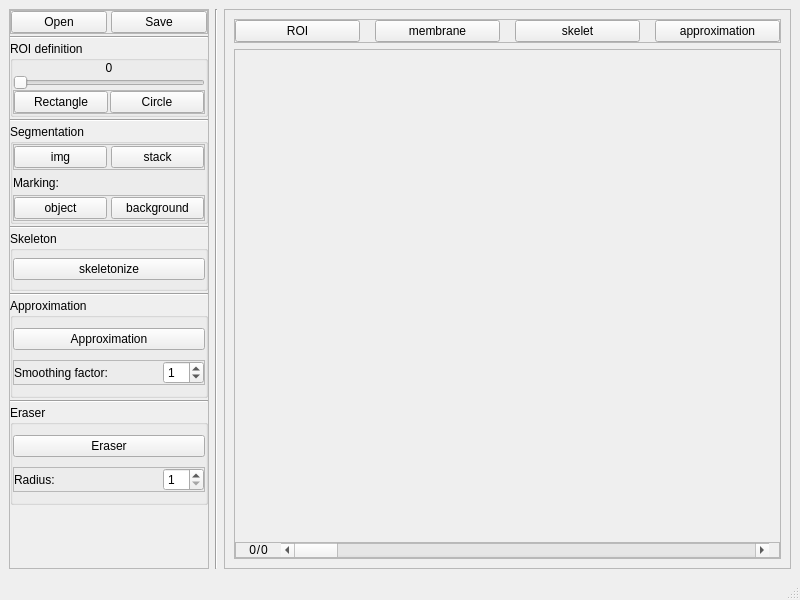
Old version of the form memskel/memskel.ui in the repository mazoku/MemSkel.
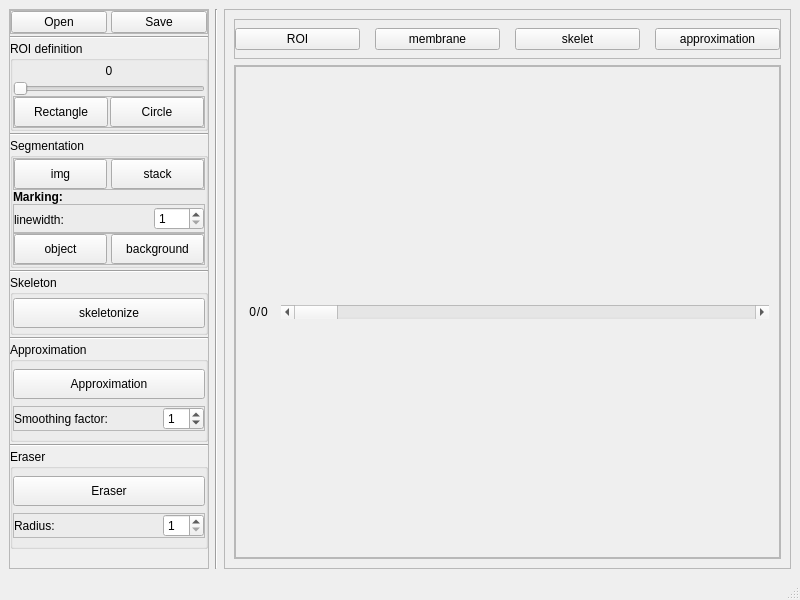
New version of the form.

Diff of the .ui file:
```diff
--- a/memskel/memskel.ui
+++ b/memskel/memskel.ui
@@ -92,7 +92,7 @@
          <property name="minimumSize">
           <size>
            <width>0</width>
-           <height>60</height>
+           <height>90</height>
           </size>
          </property>
          <property name="maximumSize">
@@ -157,6 +157,12 @@
              </property>
              <item>
               <widget class="QPushButton" name="rectangle_ROI_BTN">
+               <property name="minimumSize">
+                <size>
+                 <width>0</width>
+                 <height>30</height>
+                </size>
+               </property>
                <property name="text">
                 <string>Rectangle</string>
                </property>
@@ -164,6 +170,12 @@
              </item>
              <item>
               <widget class="QPushButton" name="circle_ROI_BTN">
+               <property name="minimumSize">
+                <size>
+                 <width>0</width>
+                 <height>30</height>
+                </size>
+               </property>
                <property name="text">
                 <string>Circle</string>
                </property>
@@ -187,13 +199,13 @@
          <property name="minimumSize">
           <size>
            <width>0</width>
-           <height>100</height>
+           <height>130</height>
           </size>
          </property>
          <property name="maximumSize">
           <size>
            <width>16777215</width>
-           <height>100</height>
+           <height>140</height>
           </size>
          </property>
          <property name="title">
@@ -223,6 +235,12 @@
              </property>
              <item>
               <widget class="QPushButton" name="segment_img_BTN">
+               <property name="minimumSize">
+                <size>
+                 <width>0</width>
+                 <height>30</height>
+                </size>
+               </property>
                <property name="text">
                 <string>img</string>
                </property>
@@ -230,6 +248,12 @@
              </item>
              <item>
               <widget class="QPushButton" name="segment_stack_BTN">
+               <property name="minimumSize">
+                <size>
+                 <width>0</width>
+                 <height>30</height>
+                </size>
+               </property>
                <property name="text">
                 <string>stack</string>
                </property>
@@ -241,10 +265,66 @@
           <item>
            <widget class="QLabel" name="label_3">
             <property name="text">
-             <string>Marking:</string>
+             <string>&lt;b&gt;Marking:&lt;/b&gt;</string>
             </property>
            </widget>
           </item>
+          <item>
+           <widget class="QFrame" name="frame_8">
+            <property name="minimumSize">
+             <size>
+              <width>0</width>
+              <height>20</height>
+             </size>
+            </property>
+            <property name="frameShape">
+             <enum>QFrame::StyledPanel</enum>
+            </property>
+            <property name="frameShadow">
+             <enum>QFrame::Raised</enum>
+            </property>
+            <layout class="QHBoxLayout" name="horizontalLayout_10">
+             <property name="spacing">
+              <number>0</number>
+             </property>
+             <property name="margin">
+              <number>0</number>
+             </property>
+             <item>
+              <widget class="QLabel" name="label_5">
+               <property name="minimumSize">
+                <size>
+                 <width>0</width>
+                 <height>30</height>
+                </size>
+               </property>
+               <property name="text">
+                <string>linewidth:</string>
+               </property>
+              </widget>
+             </item>
+             <item>
+              <widget class="QSpinBox" name="linewidth_SB">
+               <property name="maximumSize">
+                <size>
+                 <width>50</width>
+                 <height>16777215</height>
+                </size>
+               </property>
+               <property name="minimum">
+                <number>1</number>
+               </property>
+               <property name="maximum">
+                <number>10</number>
+               </property>
+               <property name="value">
+                <number>1</number>
+               </property>
+              </widget>
+             </item>
+            </layout>
+           </widget>
+          </item>
           <item>
            <widget class="QFrame" name="frame_5">
             <property name="frameShape">
@@ -262,6 +342,12 @@
              </property>
              <item>
               <widget class="QPushButton" name="segment_obj_BTN">
+               <property name="minimumSize">
+                <size>
+                 <width>0</width>
+                 <height>30</height>
+                </size>
+               </property>
                <property name="text">
                 <string>object</string>
                </property>
@@ -272,6 +358,12 @@
              </item>
              <item>
               <widget class="QPushButton" name="segment_bgd_BTN">
+               <property name="minimumSize">
+                <size>
+                 <width>0</width>
+                 <height>30</height>
+                </size>
+               </property>
                <property name="text">
                 <string>background</string>
                </property>
@@ -319,6 +411,12 @@
           </property>
           <item>
            <widget class="QPushButton" name="skeleton_BTN">
+            <property name="minimumSize">
+             <size>
+              <width>0</width>
+              <height>30</height>
+             </size>
+            </property>
             <property name="text">
              <string>skeletonize</string>
             </property>
@@ -360,6 +458,12 @@
           </property>
           <item>
            <widget class="QPushButton" name="approximation_BTN">
+            <property name="minimumSize">
+             <size>
+              <width>0</width>
+              <height>30</height>
+             </size>
+            </property>
             <property name="text">
              <string>Approximation</string>
             </property>
@@ -460,6 +564,12 @@
           </property>
           <item>
            <widget class="QPushButton" name="eraser_BTN">
+            <property name="minimumSize">
+             <size>
+              <width>0</width>
+              <height>30</height>
+             </size>
+            </property>
             <property name="text">
              <string>Eraser</string>
             </property>
@@ -641,19 +751,6 @@
           <property name="margin">
            <number>0</number>
           </property>
-          <item>
-           <widget class="QLabel" name="canvas_L">
-            <property name="sizePolicy">
-             <sizepolicy hsizetype="MinimumExpanding" vsizetype="MinimumExpanding">
-              <horstretch>0</horstretch>
-              <verstretch>0</verstretch>
-             </sizepolicy>
-            </property>
-            <property name="text">
-             <string/>
-            </property>
-           </widget>
-          </item>
           <item>
            <widget class="QFrame" name="slice_slider_F">
             <property name="sizePolicy">
```
